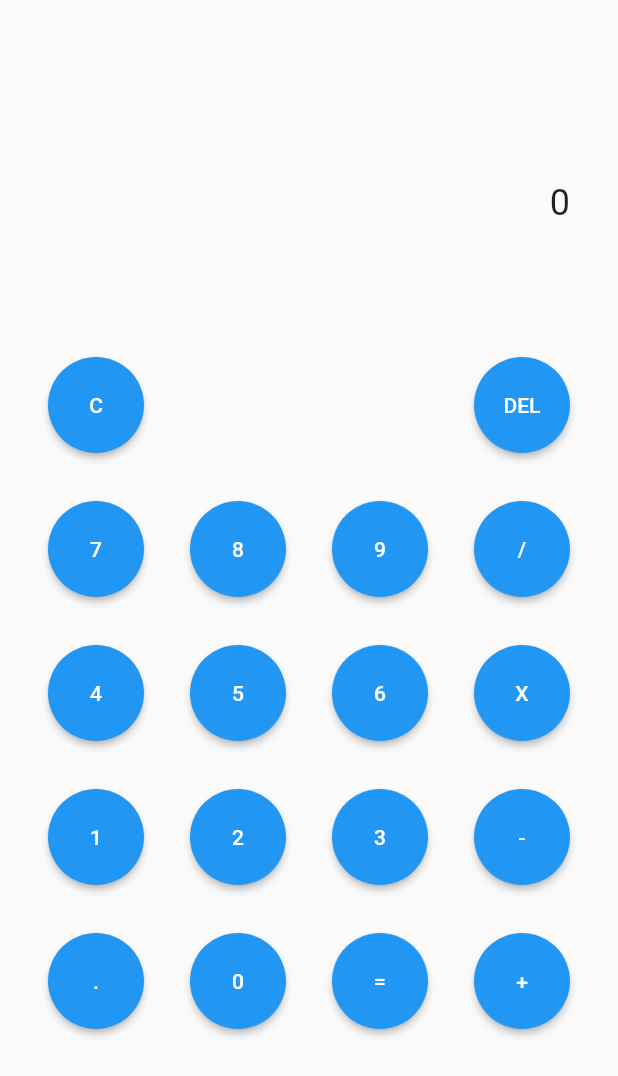
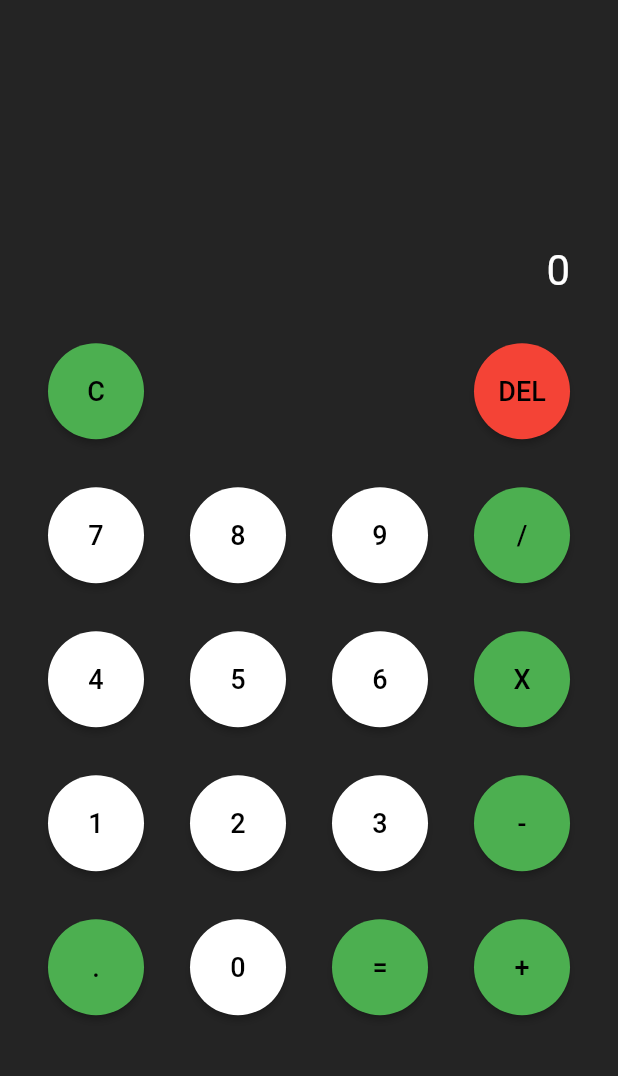
Before and after one commit to JacksonMonteiro/flutter_calculator_app, a Flutter app: the screen it shows after launch, after a tap on an icon or button, on a phone screen of 412 x 824 dp. Shown: the top 1076 px of the screen. Run offline on Flutter 3.47's test engine with Material 2 defaults, Android fonts, the phone set to English and light mode, and no system bars.

```diff
--- a/lib/app/blocs/calc/calc_bloc.dart
+++ b/lib/app/blocs/calc/calc_bloc.dart
@@ -5,13 +5,10 @@ import 'package:calculator/app/blocs/calc/calc_state.dart';
 import 'package:calculator/app/models/calc_model.dart';
 
 class CalcBloc {
-  CalcModel calc =
-      CalcModel(firstNum: '', secondNum: '', operation: '', result: '');
+  CalcModel calc = CalcModel(firstNum: '', secondNum: '', operation: '', result: '');
 
-  final StreamController<CalcEvent> _inputCalcController =
-      StreamController<CalcEvent>();
-  final StreamController<CalcState> _outputCalcController =
-      StreamController<CalcState>();
+  final StreamController<CalcEvent> _inputCalcController = StreamController<CalcEvent>();
+  final StreamController<CalcState> _outputCalcController = StreamController<CalcState>();
 
   Sink<CalcEvent> get inputCalc => _inputCalcController.sink;
   Stream<CalcState> get stream => _outputCalcController.stream;
@@ -30,6 +27,7 @@ class CalcBloc {
         calc.result = calc.secondNum;
       }
     } else if (event is AddOperationEvent) {
+
       if (calc.firstNum.isNotEmpty) {
         calc.operation = event.operation;
         calc.result = '';
@@ -38,12 +36,13 @@ class CalcBloc {
       if (calc.operation.isNotEmpty && calc.secondNum.isNotEmpty) {
         double fn = double.parse(calc.firstNum);
         double sn = double.parse(calc.secondNum);
-        _doCalc(fn, sn, calc.operation);
+        _doCalc(calc.firstNum, calc.secondNum, calc.operation);
       }
+
     } else if (event is DoCalcEvent) {
-      double fn = double.parse(calc.firstNum);
-      double sn = double.parse(calc.secondNum);
-      _doCalc(fn, sn, calc.operation);
+
+      _doCalc(calc.firstNum, calc.secondNum, calc.operation);
+
     } else if (event is ClearEvent) {
       calc.firstNum = '';
       calc.operation = '';
@@ -60,11 +59,13 @@ class CalcBloc {
         deleteChar();
       }
     } else if (event is CommaEvent) {
-      if (calc.firstNum.isEmpty || calc.operation.isEmpty) {
+
+      if (calc.firstNum.isNotEmpty && calc.operation.isEmpty) {
         addDecimalPoint();
-      } else {
+      } else if (calc.secondNum.isNotEmpty) {
         addDecimalPoint();
       }
+
     }
 
     _outputCalcController.add(CalcSuccessState(calc: calc));
@@ -79,7 +80,25 @@ class CalcBloc {
     }
   }
 
-  void _doCalc(double fn, double sn, String op) {
+  void _doCalc(String firstNum, String secondNum, String op) {
+    // Numbers
+    dynamic fn = 0.0;
+    dynamic sn = 0.0;
+
+    // Convert
+    if (int.tryParse(firstNum) != null) {
+      fn = int.parse(firstNum);
+    } else {
+      fn = double.parse(firstNum);
+    }
+
+    if (int.tryParse(secondNum) != null) {
+      sn = int.parse(secondNum);
+    } else {
+      sn = double.parse(secondNum);
+    }
+
+
     switch (op) {
       case '/':
         calc.result = (fn / sn).toString();
@@ -108,7 +127,7 @@ class CalcBloc {
   }
 
   void addDecimalPoint() {
-    if (!calc.firstNum.contains(".")) {
+    if (!calc.firstNum.contains(".") && calc.operation.isEmpty) {
       calc.firstNum += ".";
       calc.result = calc.firstNum;
     } else if (!calc.secondNum.contains(".")) {
@@ -116,4 +135,5 @@ class CalcBloc {
       calc.result = calc.secondNum;
     }
   }
+
 }
--- a/lib/app/components/display_component.dart
+++ b/lib/app/components/display_component.dart
@@ -10,15 +10,31 @@ class DisplayComponent extends StatelessWidget {
   Widget build(BuildContext context) {
     return SizedBox(
       width: MediaQuery.of(context).size.width,
-      height: MediaQuery.of(context).size.height * 0.25,
-      child: Row(
+      height: MediaQuery.of(context).size.height * 0.2,
+      child: Column(
         mainAxisAlignment: MainAxisAlignment.end,
         children: [
-          Flexible(child: Text(
-            snapshot.data?.calc.result ?? '0',
-            style: const TextStyle(fontSize: 24),
-            overflow: TextOverflow.ellipsis,
-            ))
+          Row(
+            mainAxisAlignment: MainAxisAlignment.end,
+            children: [
+              Text( '${snapshot.data?.calc.firstNum}',  style: const TextStyle(fontSize: 14, color: Colors.white), ),
+              const SizedBox(width: 4,),
+              Text( '${snapshot.data?.calc.operation}',  style: const TextStyle(fontSize: 14, color: Colors.green), ),
+              const SizedBox(width: 4,),
+              Text( '${snapshot.data?.calc.secondNum}',  style: const TextStyle(fontSize: 14, color: Colors.white),),
+            ],
+          ),
+          const SizedBox(height: 8,),
+          Row(
+            mainAxisAlignment: MainAxisAlignment.end,
+            children: [
+              Flexible(child: Text(
+                snapshot.data?.calc.result ?? '0',
+                style: const TextStyle(fontSize: 28, color: Colors.white),
+                overflow: TextOverflow.ellipsis,
+                ))
+            ],
+          ),
         ],
       ),
     );
--- a/lib/app/components/key_component.dart
+++ b/lib/app/components/key_component.dart
@@ -9,6 +9,7 @@ class KeyComponent extends StatelessWidget {
   final bool isClearButton;
   final bool isDelButton;
   final bool isCommaButton;
+  final bool isOperandButton;
 
   const KeyComponent(
       {super.key,
@@ -17,15 +18,16 @@ class KeyComponent extends StatelessWidget {
       this.isCalcButton = false,
       this.isClearButton = false,
       this.isDelButton = false,
-      this.isCommaButton = false});
+      this.isCommaButton = false,
+      this.isOperandButton = false});
 
   @override
   Widget build(BuildContext context) {
     return ElevatedButton(
       style: ElevatedButton.styleFrom(
           fixedSize: const Size(64.0, 64.0),
-          shape:
-              RoundedRectangleBorder(borderRadius: BorderRadius.circular(32))),
+          backgroundColor: (isOperandButton || isCalcButton || isCommaButton || isClearButton) ? Colors.green : isDelButton ? Colors.red : Colors.white,
+          shape: RoundedRectangleBorder(borderRadius: BorderRadius.circular(32.0))),
       onPressed: () {
         if (isCalcButton) {
           bloc.inputCalc.add(DoCalcEvent());
@@ -43,7 +45,10 @@ class KeyComponent extends StatelessWidget {
           }
         }
       },
-      child: Text(char),
+      child: Text(char, style: TextStyle(
+        fontSize: 18,
+        color:  Colors.black
+      )),
     );
   }
 }
--- a/lib/app/components/keyboard_component.dart
+++ b/lib/app/components/keyboard_component.dart
@@ -25,7 +25,7 @@ class KeyboardComponent extends StatelessWidget {
             KeyComponent(char: '7', bloc: bloc,),
             KeyComponent(char: '8', bloc: bloc,),
             KeyComponent(char: '9', bloc: bloc,),
-            KeyComponent(char: '/', bloc: bloc,),
+            KeyComponent(char: '/', bloc: bloc, isOperandButton:  true,),
           ],
         ),
         const SizedBox(height: 32,),
@@ -35,7 +35,7 @@ class KeyboardComponent extends StatelessWidget {
             KeyComponent(char: '4', bloc: bloc),
             KeyComponent(char: '5', bloc: bloc),
             KeyComponent(char: '6', bloc: bloc),
-            KeyComponent(char: 'X', bloc: bloc),
+            KeyComponent(char: 'X', bloc: bloc, isOperandButton:  true,),
           ],
         ),
         const SizedBox(height: 32,),
@@ -45,7 +45,7 @@ class KeyboardComponent extends StatelessWidget {
             KeyComponent(char: '1', bloc: bloc),
             KeyComponent(char: '2', bloc: bloc),
             KeyComponent(char: '3', bloc: bloc),
-            KeyComponent(char: '-', bloc: bloc),
+            KeyComponent(char: '-', bloc: bloc, isOperandButton:  true,),
           ],
         ),
         const SizedBox(height: 32,),
@@ -55,7 +55,7 @@ class KeyboardComponent extends StatelessWidget {
             KeyComponent(char: '.', bloc: bloc, isCommaButton: true),
             KeyComponent(char: '0', bloc: bloc),
             KeyComponent(char: '=', bloc: bloc, isCalcButton: true,),
-            KeyComponent(char: '+', bloc: bloc),
+            KeyComponent(char: '+', bloc: bloc, isOperandButton:  true,),
           ],
         ),
       ],
--- a/lib/app/views/home_view.dart
+++ b/lib/app/views/home_view.dart
@@ -29,7 +29,11 @@ class _HomeViewState extends State<HomeView> {
   @override
   Widget build(BuildContext context) {
     return Scaffold(
-      body: Padding(
+      body: Container(
+        width: double.infinity,
+        height: double.infinity,
+        color: const Color(0xFF242424),
+        child: Padding(
           padding: const EdgeInsets.all(32.0),
           child: StreamBuilder<CalcState>(
             stream: bloc.stream,
@@ -37,12 +41,14 @@ class _HomeViewState extends State<HomeView> {
               return Column(
                 children: [
                   DisplayComponent(snapshot: snapshot,),
+                  const  SizedBox(height: 32,),
                   KeyboardComponent(bloc: bloc,),
                 ],
               );
             }
           ),
         ),
+      ),
     );
   }
 }
```
Lines whose indentation alone changed are shown as unchanged.
